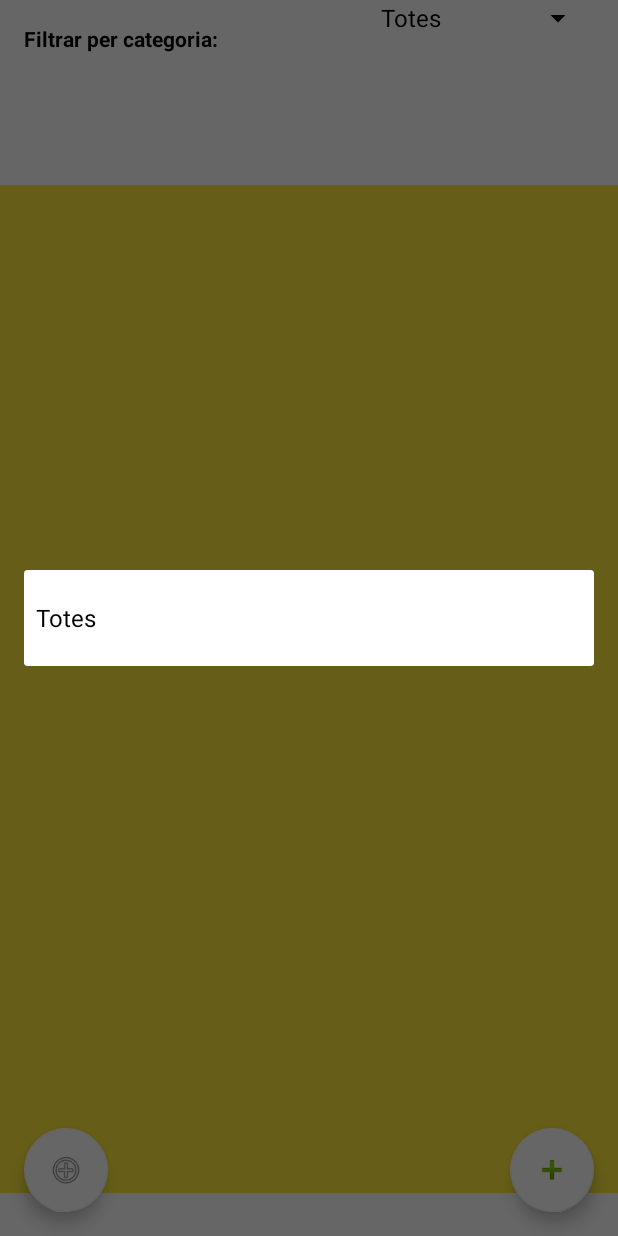
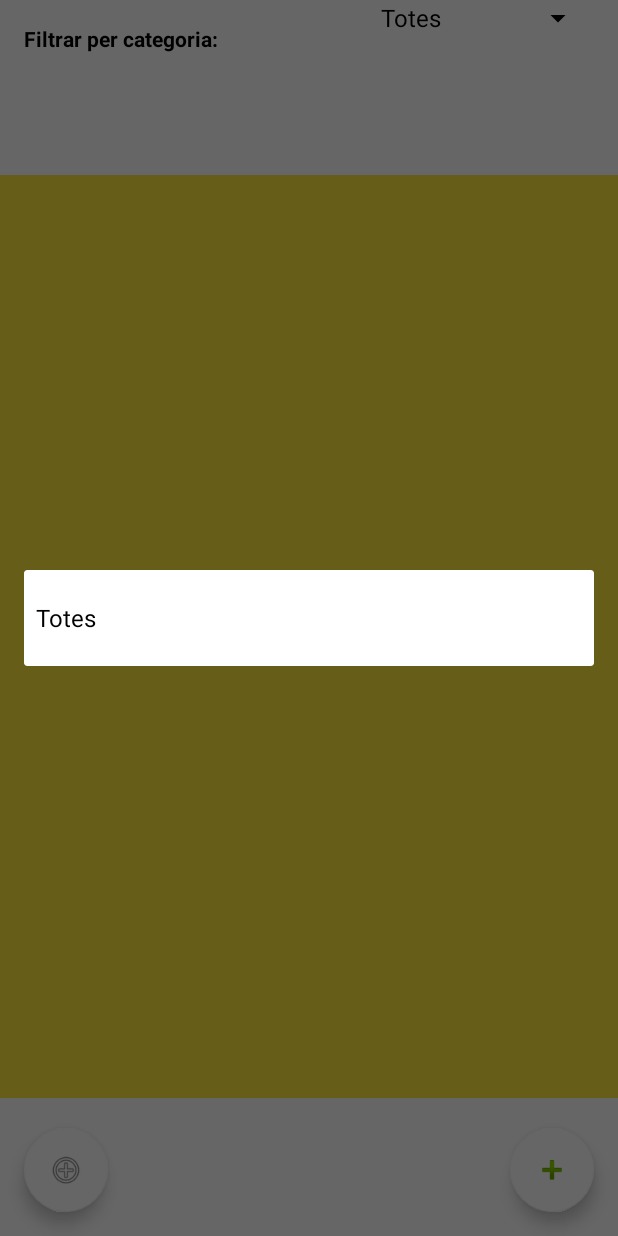
Before and after one commit to JoanBF20/TodoList, an Android app: the screen it shows after launch (MainActivity), after a tap on "Totes", on a phone screen of 412 x 824 dp. Run offline under Robolectric (Android 15) with nearby library versions, the phone set to English and light mode, and no system bars; 2 statements that could not run were skipped.

Commit message:
Modificada l'apariencia de la llista de tasques S'ha modificat lleugerament l'apariencia de la llista de tasques

```diff
--- a/app/src/main/res/layout/activity_main.xml
+++ b/app/src/main/res/layout/activity_main.xml
@@ -34,8 +34,9 @@
     <ListView
         android:id="@+id/listview"
         android:layout_width="415dp"
-        android:layout_height="672dp"
+        android:layout_height="615dp"
         android:layout_marginTop="70dp"
+        android:layout_marginBottom="70dp"
         android:layout_weight="1"
         android:background="#FFEB3B"
         android:clickable="true"
```
